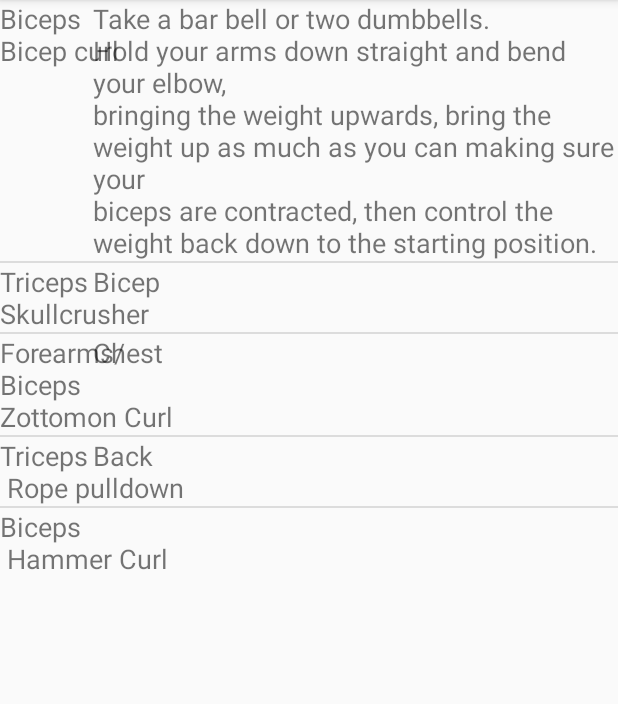
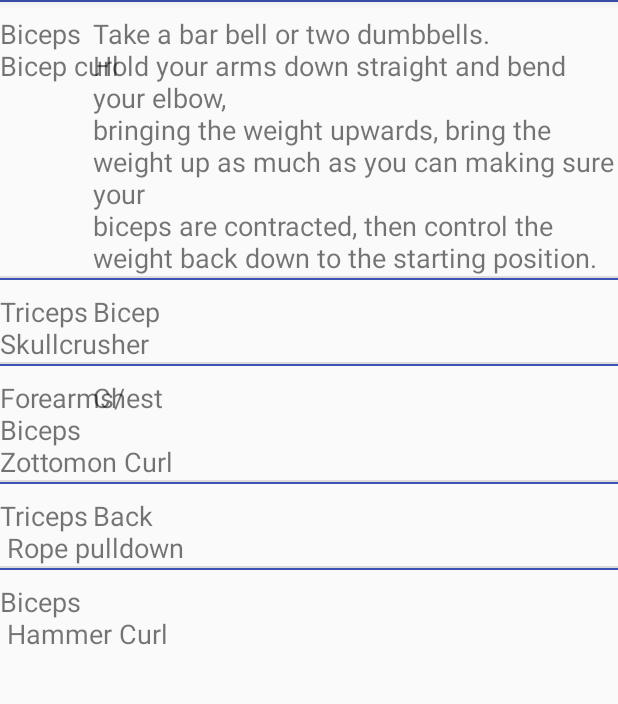
Before and after one commit to ChristopherMcKenzie/FinalCollegeProject, an Android app: the ArmsFragment screen opened directly, with no data from a screen before it, on a phone screen of 412 x 824 dp, the part 84-788 px from its top. Run offline under Robolectric (Android 15) with nearby library versions, the phone set to English and light mode, and no system bars; our stand-ins replace ButterKnife, Firebase (no records; nobody signed in at launch, a user with empty details on screens opened directly); libraries missing offline, so code that uses them is left out: rx.subscriptions; 2 statements that could not run were skipped.

Commit message:
Android updates small

```diff
--- a/CollegeCA/app/src/main/java/com/android/fitnessapp/Fragments/ArmsFragment.java
+++ b/CollegeCA/app/src/main/java/com/android/fitnessapp/Fragments/ArmsFragment.java
@@ -62,6 +62,8 @@ public class ArmsFragment extends BaseFragment {
 
             mListView.setAdapter(adapter);
 
+
+
         return rootView;
     }
 
--- a/CollegeCA/app/src/main/java/com/android/fitnessapp/Utils/Constants.java
+++ b/CollegeCA/app/src/main/java/com/android/fitnessapp/Utils/Constants.java
@@ -5,7 +5,8 @@ package com.android.fitnessapp.Utils;
  */
 
 public class Constants {
-    public static final String IP_HOST = "http://192.168.0.57:3000";
+    //192.168.0.157
+    public static final String IP_HOST = "http://10.102.11.204:3000";
 
 
     public static final String USER_INFO_KEY = "USER_INFO_KEY";
--- /dev/null
+++ b/CollegeCA/app/src/main/res/drawable/border.xml
@@ -0,0 +1,15 @@
+<?xml version="1.0" encoding="utf-8"?>
+<layer-list xmlns:android="http://schemas.android.com/apk/res/android">
+    <item android:left="-2dp" android:right="-2dp" android:bottom="-2dp">
+        <shape android:shape="rectangle">
+            <stroke android:width="1dp" android:color="@color/colorPrimary" />
+            <solid android:color="@android:color/transparent" />
+        </shape>
+    </item>
+    <!-- <item android:left="-2dp" android:right="-2dp" android:top="-2dp">
+        <shape android:shape="rectangle">
+            <stroke android:width="0.5dp" android:color="@android:color/background_dark" />
+            <solid android:color="@android:color/transparent" />
+        </shape>
+    </item> -->
+</layer-list>
--- a/CollegeCA/app/src/main/res/layout/exercise_list_view.xml
+++ b/CollegeCA/app/src/main/res/layout/exercise_list_view.xml
@@ -2,9 +2,13 @@
 <RelativeLayout xmlns:android="http://schemas.android.com/apk/res/android"
     android:orientation="vertical" android:layout_width="match_parent"
     android:layout_height="match_parent"
+    android:background="@drawable/border"
+    android:layout_marginBottom="10dp"
+    android:layout_marginTop="10dp"
     >
 
         <TextView
+            android:layout_marginTop="10dp"
             android:id="@+id/list_view_muscle"
             android:layout_width="125dp"
             android:layout_height="wrap_content"
@@ -13,6 +17,7 @@
 
 
         <TextView
+            android:layout_marginTop="10dp"
             android:id="@+id/list_view_exercise_text"
             android:layout_width="350dp"
             android:layout_height="wrap_content"
```
